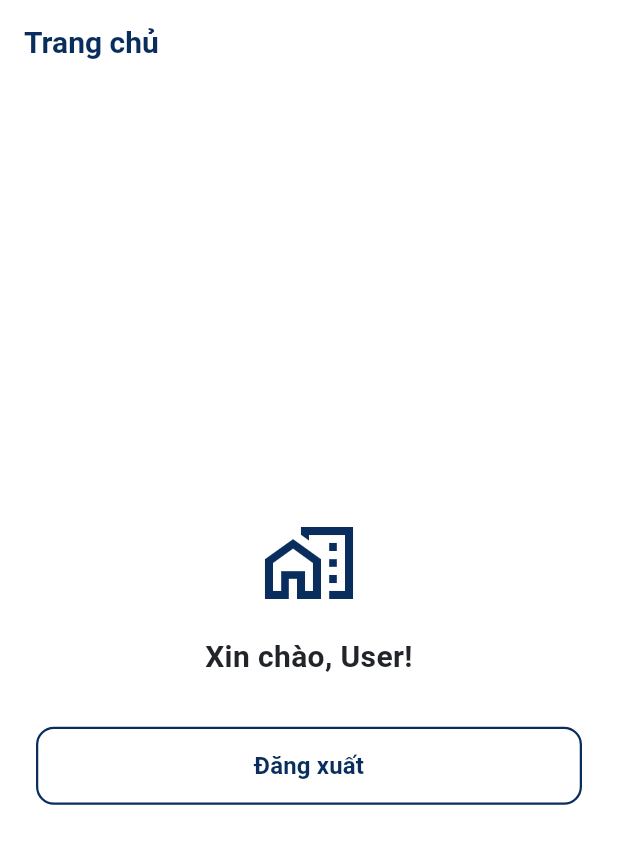
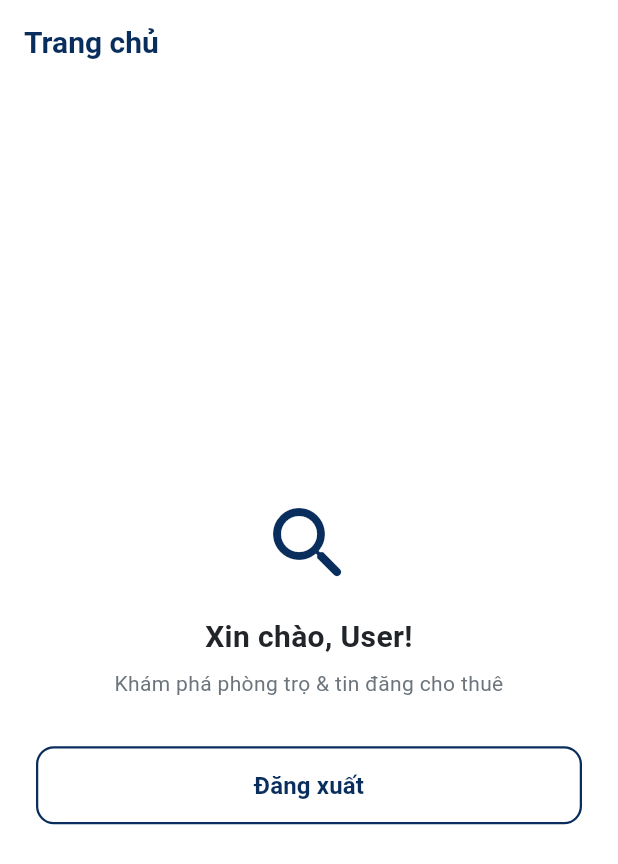
Before and after one commit to huybach02/roomee, a Flutter app: the HomeScreen screen opened by its route, on a phone screen of 412 x 824 dp. Shown: the top 864 px of the screen. Run offline on Flutter 3.47's test engine with Material 3 defaults, Android fonts, the light colour scheme and no system bars; our stand-ins replace dio, flutter_bloc, flutter_secure_storage, go_router; accounts and stored records are empty.

Commit message:
feat: xử lý redirect vào các screen tương ứng với user sau khi login + bổ sung navbar ở bottom

```diff
--- a/assets/translations/vi.json
+++ b/assets/translations/vi.json
@@ -95,5 +95,16 @@
   "resetPasswordSubtitle": "Tạo mật khẩu mới cho tài khoản của bạn",
   "savePassword": "Lưu mật khẩu mới",
   "forgotPasswordSentMessage": "Mã xác thực đã được gửi về email của bạn (nếu tài khoản tồn tại).",
-  "resetPasswordSuccessMessage": "Đặt lại mật khẩu thành công! Vui lòng đăng nhập lại."
+  "resetPasswordSuccessMessage": "Đặt lại mật khẩu thành công! Vui lòng đăng nhập lại.",
+  "tenantDashboardTitle": "Quản lý phòng thuê",
+  "tenantDashboardSubtitle": "Dashboard quản lý dành cho người thuê trọ",
+  "landlordDashboardTitle": "Quản lý nhà trọ",
+  "landlordDashboardSubtitle": "Dashboard quản lý dành cho chủ trọ & nhân viên",
+  "homeExploreRooms": "Khám phá phòng trọ & tin đăng cho thuê",
+  "navHome": "Trang chủ",
+  "navWorkspace": "Workspace",
+  "navManageRentals": "Quản lý trọ",
+  "navMyRental": "Trọ của tôi",
+  "navMessages": "Nhắn tin",
+  "navMenu": "Menu"
 }
--- a/lib/core/models/user_model.dart
+++ b/lib/core/models/user_model.dart
@@ -14,6 +14,7 @@ class UserModel {
   final Gender gender;
   final UserRole role;
   final bool isActive;
+  final bool hasContract;
   final int? provinceId;
   final ProvinceModel? province;
   final int? wardId;
@@ -34,6 +35,7 @@ class UserModel {
     this.gender = Gender.male,
     this.role = UserRole.tenant,
     this.isActive = true,
+    this.hasContract = false,
     this.provinceId,
     this.province,
     this.wardId,
@@ -58,6 +60,7 @@ class UserModel {
       gender: _parseGender(json['gender']),
       role: _parseRole(json['role']),
       isActive: json['isActive'] as bool? ?? true,
+      hasContract: json['hasContract'] as bool? ?? false,
       provinceId: json['provinceId'] as int?,
       province: json['province'] is Map<String, dynamic>
           ? ProvinceModel.fromJson(json['province'] as Map<String, dynamic>)
@@ -89,6 +92,7 @@ class UserModel {
       'gender': gender.name,
       'role': role.name,
       'isActive': isActive,
+      'hasContract': hasContract,
       if (provinceId != null) 'provinceId': provinceId,
       if (province != null) 'province': province!.toJson(),
       if (wardId != null) 'wardId': wardId,
@@ -111,6 +115,7 @@ class UserModel {
     Gender? gender,
     UserRole? role,
     bool? isActive,
+    bool? hasContract,
     int? provinceId,
     ProvinceModel? province,
     int? wardId,
@@ -131,6 +136,7 @@ class UserModel {
       gender: gender ?? this.gender,
       role: role ?? this.role,
       isActive: isActive ?? this.isActive,
+      hasContract: hasContract ?? this.hasContract,
       provinceId: provinceId ?? this.provinceId,
       province: province ?? this.province,
       wardId: wardId ?? this.wardId,
--- /dev/null
+++ b/lib/core/screens/home_screen.dart
@@ -0,0 +1,124 @@
+import 'package:flutter/material.dart';
+import 'package:flutter_bloc/flutter_bloc.dart';
+import 'package:go_router/go_router.dart';
+import 'package:roomee/core/configs/app_theme.dart';
+import 'package:roomee/core/localization/app_localizations.dart';
+import 'package:roomee/core/router/app_router.dart';
+import 'package:roomee/core/widgets/app_button.dart';
+import 'package:roomee/features/auth/presentation/bloc/auth_bloc.dart';
+
+/// Màn hình Home dành cho Người thuê trọ CHƯA có hợp đồng thuê trọ (hasContract = false).
+/// Sau này sẽ là màn hình tìm kiếm phòng trọ, danh sách tin đăng cho thuê...
+class HomeScreen extends StatelessWidget {
+  const HomeScreen({super.key});
+
+  @override
+  Widget build(BuildContext context) {
+    return Scaffold(
+      backgroundColor: DefaultColors.white,
+      appBar: AppBar(
+        backgroundColor: DefaultColors.white,
+        elevation: 0,
+        title: Text(
+          t('homeTitle'),
+          style: const TextStyle(
+            color: DefaultColors.primary,
+            fontSize: FontSizes.medium,
+            fontWeight: FontWeight.bold,
+          ),
+        ),
+      ),
+      body: BlocConsumer<AuthBloc, AuthState>(
+        listener: (context, state) {
+          if (state is Unauthenticated) {
+            context.go(AppRoutes.welcome);
+          }
+        },
+        builder: (context, state) {
+          final user = state is Authenticated ? state.user : null;
+          final displayName = user?.fullName?.isNotEmpty == true
+              ? user!.fullName!
+              : (user?.email ?? 'User');
+
+          return SafeArea(
+            child: Padding(
+              padding: const EdgeInsets.symmetric(horizontal: 24.0),
+              child: Center(
+                child: Column(
+                  mainAxisAlignment: MainAxisAlignment.center,
+                  children: [
+                    const Icon(
+                      Icons.search_rounded,
+                      size: 64,
+                      color: DefaultColors.primary,
+                    ),
+                    const SizedBox(height: 16),
+                    Text(
+                      t('welcomeUser', {'name': displayName}),
+                      textAlign: TextAlign.center,
+                      style: const TextStyle(
+                        fontSize: FontSizes.medium,
+                        fontWeight: FontWeight.bold,
+                        color: DefaultColors.textPrimary,
+                      ),
+                    ),
+                    const SizedBox(height: 6),
+                    Text(
+                      t('homeExploreRooms'),
+                      textAlign: TextAlign.center,
+                      style: const TextStyle(
+                        fontSize: FontSizes.standard,
+                        color: DefaultColors.textSecondary,
+                      ),
+                    ),
+                    if (user?.email != null) ...[
+                      const SizedBox(height: 6),
+                      Text(
+                        user!.email,
+                        style: const TextStyle(
+                          fontSize: FontSizes.standard,
+                          color: DefaultColors.textSecondary,
+                        ),
+                      ),
+                    ],
+                    if (user?.role != null) ...[
+                      const SizedBox(height: 6),
+                      Row(
+                        mainAxisAlignment: MainAxisAlignment.center,
+                        children: [
+                          Text(
+                            '${t('userRole')}: ',
+                            style: const TextStyle(
+                              fontSize: FontSizes.standard,
+                              color: DefaultColors.textSecondary,
+                            ),
+                          ),
+                          Text(
+                            user!.role.name.toUpperCase(),
+                            style: const TextStyle(
+                              fontSize: FontSizes.standard,
+                              fontWeight: FontWeight.bold,
+                              color: DefaultColors.secondary,
+                            ),
+                          ),
+                        ],
+                      ),
+                    ],
+                    const SizedBox(height: 32),
+                    AppButton(
+                      text: t('logout'),
+                      type: AppButtonType.outline,
+                      onPressed: () {
+                        context.read<AuthBloc>().add(const AuthLogoutEvent());
+                      },
+                    ),
+                  ],
+                ),
+              ),
+            ),
+          );
+        },
+      ),
+    );
+  }
+}
--- /dev/null
+++ b/lib/core/types/types.dart
@@ -0,0 +1 @@
+export 'app_nav_item.dart';
--- a/lib/features/auth/presentation/screens/login_screen.dart
+++ b/lib/features/auth/presentation/screens/login_screen.dart
@@ -78,7 +78,7 @@ class _LoginScreenState extends State<LoginScreen> {
         listener: (context, state) {
           if (state is Authenticated) {
             AppNotification.showSuccess(context, t('loginSuccess'));
-            context.go(AppRoutes.home);
+            context.go(AppRoutes.wrapper);
           } else if (state is AuthOtpRequired) {
             context.push(
               AppRoutes.otp,
```
Also changed, not shown: assets/translations/en.json (+12 -1 lines), lib/core/router/app_router.dart (+26 -2 lines), lib/core/screens/landlord_screen.dart (added, +156 -0 lines), lib/core/screens/tenant_screen.dart (renamed from lib/features/home/presentation/screens/home_screen.dart, +48 -28 lines), lib/core/screens/welcome_screen.dart (+21 -1 lines), lib/core/screens/wrapper_screen.dart (added, +72 -0 lines), lib/core/types/app_nav_item.dart (added, +14 -0 lines), lib/utils/constanst.dart (+57 -0 lines), 6 other files.
